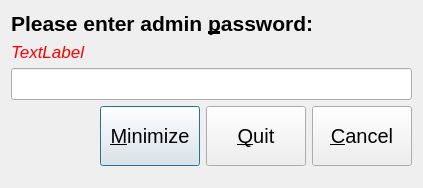
The window that adminDialog.ui (thomaslundgaard/Pimp) describes before a commit, drawn with Qt 5.
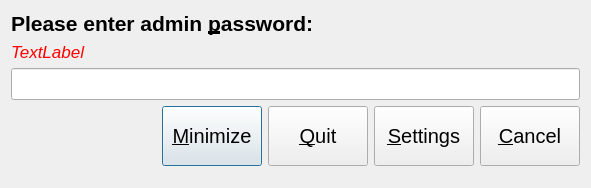
The same window after the commit. Icons and pictures are not drawn.

Diff of the .ui file:
```diff
--- a/adminDialog.ui
+++ b/adminDialog.ui
@@ -12,7 +12,7 @@
    <rect>
     <x>0</x>
     <y>0</y>
-    <width>423</width>
+    <width>591</width>
     <height>188</height>
    </rect>
   </property>
@@ -33,7 +33,7 @@
    <string notr="true"/>
   </property>
   <layout class="QGridLayout" name="gridLayout">
-   <item row="10" column="0" colspan="5">
+   <item row="10" column="0" colspan="6">
     <widget class="QLineEdit" name="pwdEdit">
      <property name="font">
       <font>
@@ -81,7 +81,7 @@
      </property>
     </widget>
    </item>
-   <item row="11" column="4">
+   <item row="11" column="5">
     <widget class="QPushButton" name="cancelBtn">
      <property name="minimumSize">
       <size>
@@ -125,7 +125,7 @@
      </property>
     </spacer>
    </item>
-   <item row="0" column="0" colspan="5">
+   <item row="0" column="0" colspan="6">
     <layout class="QVBoxLayout" name="verticalLayout">
      <item>
       <widget class="QLabel" name="label_2">
@@ -183,6 +183,24 @@
      </item>
     </layout>
    </item>
+   <item row="11" column="4">
+    <widget class="QPushButton" name="pushButton">
+     <property name="minimumSize">
+      <size>
+       <width>100</width>
+       <height>60</height>
+      </size>
+     </property>
+     <property name="font">
+      <font>
+       <pointsize>15</pointsize>
+      </font>
+     </property>
+     <property name="text">
+      <string>&amp;Settings</string>
+     </property>
+    </widget>
+   </item>
   </layout>
  </widget>
  <tabstops>
```
Left out of the diff: 19 changed lines with no effect on the pictures.
